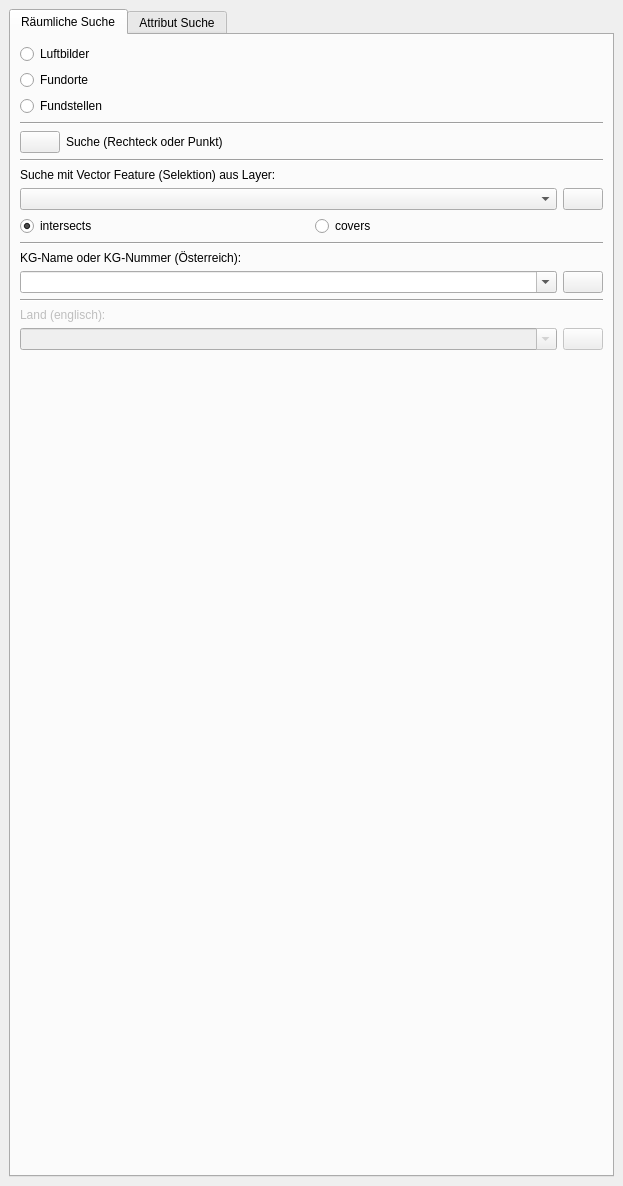
The window that APIS/ui/apis_search.ui (APIS-Luftbildarchiv/APIS3) describes before a commit, drawn with Qt 5.
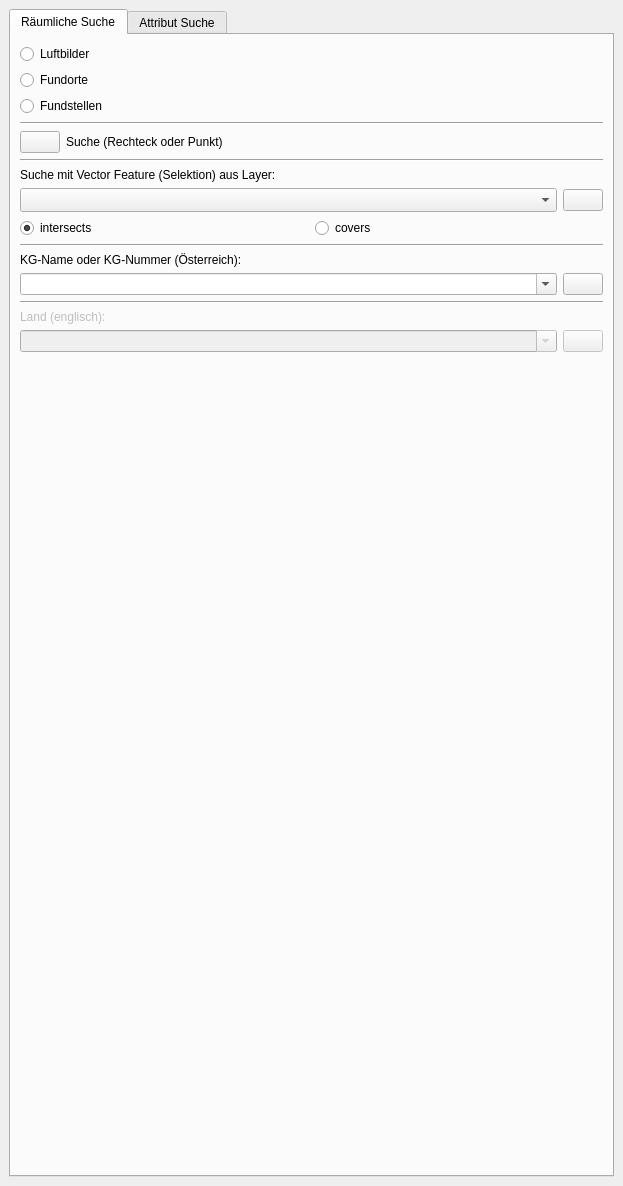
The same window after the commit. Icons and pictures are not drawn. Custom widgets are drawn as their Qt base class.

Diff of the .ui file:
```diff
--- a/APIS/ui/apis_search.ui
+++ b/APIS/ui/apis_search.ui
@@ -127,6 +127,18 @@
               <verstretch>0</verstretch>
              </sizepolicy>
             </property>
+            <property name="maximumSize">
+             <size>
+              <width>16777215</width>
+              <height>16777215</height>
+             </size>
+            </property>
+            <property name="sizeAdjustPolicy">
+             <enum>QComboBox::AdjustToMinimumContentsLengthWithIcon</enum>
+            </property>
+            <property name="minimumContentsLength">
+             <number>20</number>
+            </property>
            </widget>
           </item>
           <item>
@@ -134,6 +146,12 @@
             <property name="enabled">
              <bool>true</bool>
             </property>
+            <property name="sizePolicy">
+             <sizepolicy hsizetype="Fixed" vsizetype="Fixed">
+              <horstretch>0</horstretch>
+              <verstretch>0</verstretch>
+             </sizepolicy>
+            </property>
             <property name="text">
              <string/>
             </property>
```
